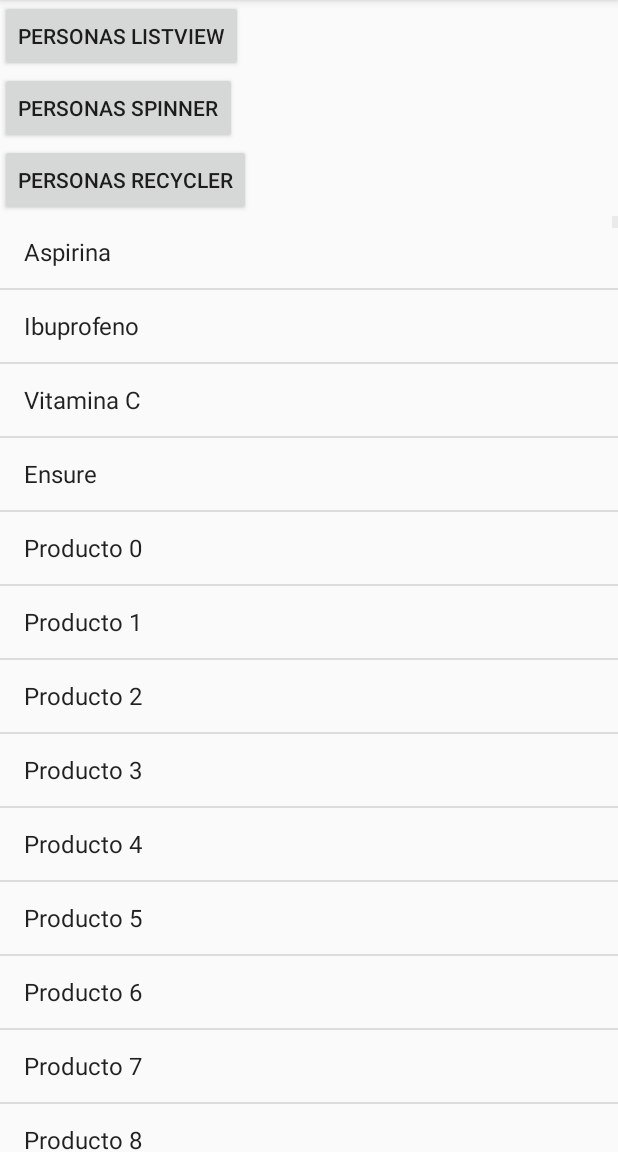
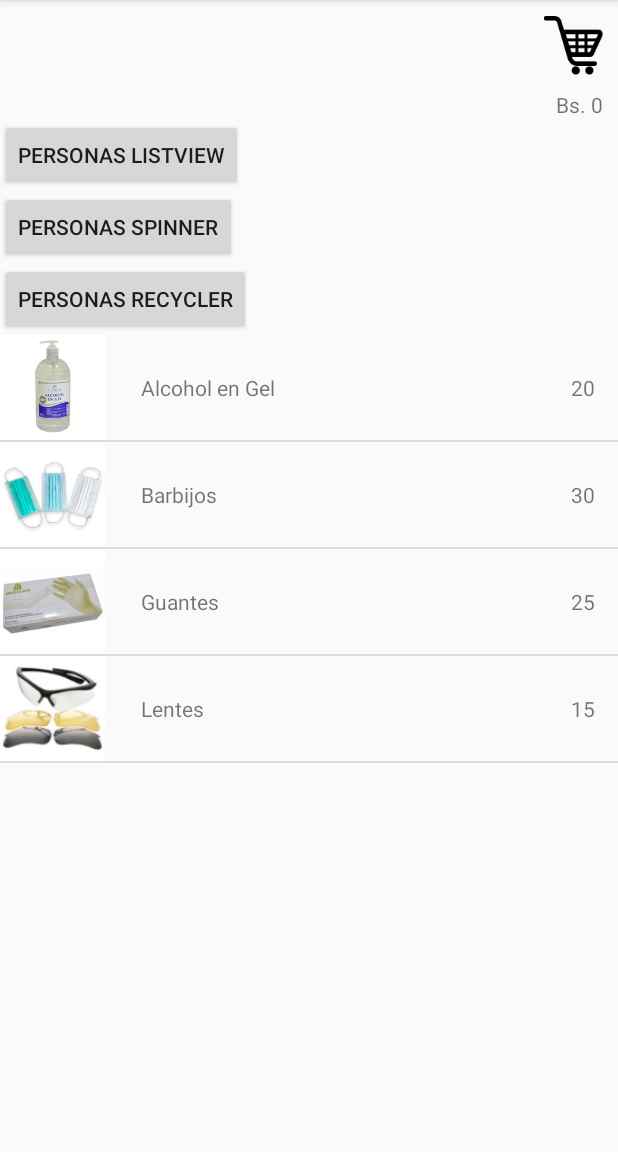
Before and after one commit to adrorodri/programacion3-2020, an Android app: the ProductosActivity screen opened directly, with no data from a screen before it, on a phone screen of 412 x 824 dp, the part 84-1236 px from its top. Run offline under Robolectric (Android 15) with nearby library versions, the phone set to English and light mode, and no system bars.

Commit message:
Shopping cart implemented One time Login implemented

```diff
--- /dev/null
+++ b/app/src/main/java/com/upb/programacion32020/CartSharedPreferencesManager.java
@@ -0,0 +1,57 @@
+package com.upb.programacion32020;
+
+import android.content.Context;
+import android.content.SharedPreferences;
+import android.widget.Toast;
+
+import com.google.gson.Gson;
+import com.google.gson.reflect.TypeToken;
+
+import java.lang.reflect.Type;
+import java.util.ArrayList;
+
+public class CartSharedPreferencesManager {
+
+    private Context context;
+
+    public CartSharedPreferencesManager(Context context) {
+        this.context = context;
+    }
+
+    public void addToCart(Product product) {
+        ArrayList<Product> currentProducts = getProducts();
+        currentProducts.add(product);
+
+        SharedPreferences sharedPreferences = context.getSharedPreferences("ShoppingCart", Context.MODE_PRIVATE);
+        SharedPreferences.Editor editor = sharedPreferences.edit();
+
+        // Simple
+        Gson gson = new Gson();
+        String productString = gson.toJson(currentProducts);
+
+        editor.putString("products", productString);
+        editor.apply();
+
+        Toast.makeText(context, "Producto agregado al carrito correctamente", Toast.LENGTH_SHORT).show();
+    }
+
+    public ArrayList<Product> getProducts() {
+        SharedPreferences sharedPreferences = context.getSharedPreferences("ShoppingCart", Context.MODE_PRIVATE);
+        String productosString = sharedPreferences.getString("products", "[]");
+
+        // Simple
+        Gson gson = new Gson();
+        Type listType = new TypeToken<ArrayList<Product>>(){}.getType();
+        ArrayList<Product> productos = gson.fromJson(productosString, listType);
+
+        return productos;
+    }
+
+    public int getTotal() {
+        int total = 0;
+        for (Product product : getProducts()) {
+            total += product.price;
+        }
+        return total;
+    }
+}
--- /dev/null
+++ b/app/src/main/java/com/upb/programacion32020/Product.java
@@ -0,0 +1,45 @@
+package com.upb.programacion32020;
+
+import com.google.gson.annotations.Expose;
+
+public class Product {
+
+    @Expose
+    String name;
+
+    @Expose
+    int image;
+
+    @Expose
+    int price;
+
+    public Product(String name, int image, int price) {
+        this.name = name;
+        this.image = image;
+        this.price = price;
+    }
+
+    public String getName() {
+        return name;
+    }
+
+    public void setName(String name) {
+        this.name = name;
+    }
+
+    public int getImage() {
+        return image;
+    }
+
+    public void setImage(int image) {
+        this.image = image;
+    }
+
+    public int getPrice() {
+        return price;
+    }
+
+    public void setPrice(int price) {
+        this.price = price;
+    }
+}
--- a/app/src/main/java/com/upb/programacion32020/ProductosActivity.java
+++ b/app/src/main/java/com/upb/programacion32020/ProductosActivity.java
@@ -3,9 +3,11 @@ package com.upb.programacion32020;
 import android.content.Intent;
 import android.os.Bundle;
 import android.view.View;
-import android.widget.ArrayAdapter;
+import android.widget.AdapterView;
 import android.widget.Button;
+import android.widget.ImageButton;
 import android.widget.ListView;
+import android.widget.TextView;
 
 import androidx.appcompat.app.AppCompatActivity;
 
@@ -13,33 +15,58 @@ import java.util.ArrayList;
 
 public class ProductosActivity extends AppCompatActivity {
 
-    ArrayList<String> listaProductos = new ArrayList<>();
+//    ArrayList<String> listaProductos = new ArrayList<>();
+    ArrayList<Product> listaProductos = new ArrayList<>();
 
     ListView listViewProductos;
     Button buttonPersonas;
     Button buttonPersonasSpinner;
     Button buttonPersonasRecycler;
+    ImageButton ibCart;
+    TextView tvTotal;
+
+    CartSharedPreferencesManager cartSharedPreferencesManager;
 
     @Override
     protected void onCreate(Bundle savedInstanceState) {
         super.onCreate(savedInstanceState);
         setContentView(R.layout.activity_productos);
 
+        cartSharedPreferencesManager = new CartSharedPreferencesManager(this);
+
         listViewProductos = findViewById(R.id.lvProductos);
         buttonPersonas = findViewById(R.id.btPersonas);
         buttonPersonasSpinner = findViewById(R.id.btPersonasSpinner);
         buttonPersonasRecycler = findViewById(R.id.btPersonasRecycler);
+        ibCart = findViewById(R.id.ibCart);
+        tvTotal = findViewById(R.id.tvTotal);
 
-        listaProductos.add("Aspirina");
-        listaProductos.add("Ibuprofeno");
-        listaProductos.add("Vitamina C");
-        listaProductos.add("Ensure");
+//        listaProductos.add("Aspirina");
+//        listaProductos.add("Ibuprofeno");
+//        listaProductos.add("Vitamina C");
+//        listaProductos.add("Ensure");
+//
+//        for (int i = 0; i < 1500; i++) {
+//            listaProductos.add("Producto " + i);
+//        }
 
-        for (int i = 0; i < 1500; i++) {
-            listaProductos.add("Producto " + i);
-        }
+//        ArrayAdapter<String> adapter = new ArrayAdapter<String>(this, android.R.layout.simple_list_item_1, listaProductos);
 
-        ArrayAdapter<String> adapter = new ArrayAdapter<String>(this, android.R.layout.simple_list_item_1, listaProductos);
+        listaProductos.add(new Product("Alcohol en Gel", R.drawable.product_alcohol_gel, 20));
+        listaProductos.add(new Product("Barbijos", R.drawable.product_barbijo, 30));
+        listaProductos.add(new Product("Guantes", R.drawable.product_guantes, 25));
+        listaProductos.add(new Product("Lentes", R.drawable.product_lentes, 15));
+
+        ProductsAdapter adapter = new ProductsAdapter(this, listaProductos);
+
+        listViewProductos.setOnItemClickListener(new AdapterView.OnItemClickListener() {
+            @Override
+            public void onItemClick(AdapterView<?> adapterView, View view, int position, long l) {
+                cartSharedPreferencesManager.addToCart(listaProductos.get(position));
+                updateTotal();
+            }
+        });
+
         listViewProductos.setAdapter(adapter);
 
         buttonPersonas.setOnClickListener(new View.OnClickListener() {
@@ -65,5 +92,11 @@ public class ProductosActivity extends AppCompatActivity {
                 startActivity(intent);
             }
         });
+
+        updateTotal();
+    }
+
+    private void updateTotal() {
+        tvTotal.setText("Bs. " + cartSharedPreferencesManager.getTotal());
     }
 }
--- /dev/null
+++ b/app/src/main/java/com/upb/programacion32020/ProductsAdapter.java
@@ -0,0 +1,40 @@
+package com.upb.programacion32020;
+
+import android.content.Context;
+import android.view.LayoutInflater;
+import android.view.View;
+import android.view.ViewGroup;
+import android.widget.ArrayAdapter;
+import android.widget.ImageView;
+import android.widget.TextView;
+
+import androidx.annotation.NonNull;
+import androidx.annotation.Nullable;
+
+import java.util.ArrayList;
+
+public class ProductsAdapter extends ArrayAdapter<Product> {
+
+    private ArrayList<Product> products;
+
+    public ProductsAdapter(Context context, ArrayList<Product> products) {
+        super(context, R.layout.list_item_product, products);
+        this.products = products;
+    }
+
+    @NonNull
+    @Override
+    public View getView(int position, @Nullable View convertView, @NonNull ViewGroup parent) {
+        View view = LayoutInflater.from(getContext()).inflate(R.layout.list_item_product, null);
+
+        ImageView ivProduct = view.findViewById(R.id.ivProduct);
+        TextView tvProductName = view.findViewById(R.id.tvProductName);
+        TextView tvProductPrice = view.findViewById(R.id.tvProductPrice);
+
+        ivProduct.setImageResource(products.get(position).getImage());
+        tvProductName.setText(products.get(position).getName());
+        tvProductPrice.setText(String.valueOf(products.get(position).getPrice()));
+
+        return view;
+    }
+}
--- a/app/src/main/res/layout/activity_productos.xml
+++ b/app/src/main/res/layout/activity_productos.xml
@@ -6,6 +6,23 @@
     android:layout_height="match_parent"
     android:orientation="vertical"
     tools:context=".ProductosActivity">
+
+    <ImageButton
+        android:id="@+id/ibCart"
+        android:layout_width="40dp"
+        android:layout_height="40dp"
+        android:layout_gravity="end"
+        android:layout_margin="10dp"
+        android:background="?attr/selectableItemBackground"
+        android:src="@drawable/ic_cart"/>
+
+    <TextView
+        android:id="@+id/tvTotal"
+        android:layout_width="wrap_content"
+        android:layout_height="wrap_content"
+        android:layout_gravity="end"
+        android:layout_marginEnd="10dp"
+        tools:text="Bs. 200"/>
 
     <Button
         android:id="@+id/btPersonas"
--- /dev/null
+++ b/app/src/main/res/layout/list_item_product.xml
@@ -0,0 +1,32 @@
+<?xml version="1.0" encoding="utf-8"?>
+<LinearLayout xmlns:android="http://schemas.android.com/apk/res/android"
+    android:layout_width="match_parent"
+    android:layout_height="wrap_content"
+    xmlns:tools="http://schemas.android.com/tools"
+    android:orientation="horizontal">
+
+    <ImageView
+        android:id="@+id/ivProduct"
+        android:layout_width="70dp"
+        android:layout_height="70dp"
+        android:scaleType="centerCrop"
+        tools:src="@drawable/product_alcohol_gel"/>
+
+    <TextView
+        android:id="@+id/tvProductName"
+        android:layout_width="wrap_content"
+        android:layout_height="wrap_content"
+        android:layout_gravity="center_vertical"
+        android:layout_weight="1"
+        android:layout_marginStart="@dimen/margin_small"
+        tools:text="Alcohol en Gel"/>
+
+    <TextView
+        android:id="@+id/tvProductPrice"
+        android:layout_width="wrap_content"
+        android:layout_height="wrap_content"
+        android:layout_gravity="center_vertical"
+        android:layout_marginEnd="15dp"
+        android:layout_marginStart="@dimen/margin_small"
+        tools:text="Bs. 30"/>
+</LinearLayout>
--- a/app/src/main/res/values/strings.xml
+++ b/app/src/main/res/values/strings.xml
@@ -16,11 +16,12 @@
     <string name="main_menu_button_edit">Editar</string>
     <string name="main_menu_button_products">Productos</string>
     <string name="main_menu_button_delivery">Delivery</string>
-    <string name="main_menu_button_exit">Salir</string>
+    <string name="main_menu_button_exit">Cerrar Sesion</string>
     <string name="abrir_solucion_del_examen">Abrir Solucion del Examen</string>
     <string name="label_on">ON</string>
     <string name="label_off">OFF</string>
     <string name="pay_with_creditcard">Pago Con Tarjeta:</string>
     <string name="share">Share</string>
     <string name="change_photo">Change Photo</string>
+    <string name="remember_me">Remember Me</string>
 </resources>
```
Also changed, not shown: app/src/main/java/com/upb/programacion32020/LoginActivity.java (+16 -3 lines), app/src/main/java/com/upb/programacion32020/MainActivity.java (+4 -4 lines), app/src/main/java/com/upb/programacion32020/PersonasRecyclerActivity.java (+3 -4 lines), app/src/main/java/com/upb/programacion32020/UserSharedPreferencesManager.java (renamed from app/src/main/java/com/upb/programacion32020/SharedPreferencesManager.java, +15 -2 lines), app/src/main/res/layout/activity_login.xml (+8 -1 lines), app/src/main/res/drawable-xhdpi/ic_cart.png (added), app/src/main/res/drawable-xhdpi/product_alcohol_gel.jpg (added), app/src/main/res/drawable-xhdpi/product_barbijo.jpeg (added), app/src/main/res/drawable-xhdpi/product_guantes.jpg (added), app/src/main/res/drawable-xhdpi/product_lentes.jpg (added), 1 other file.
